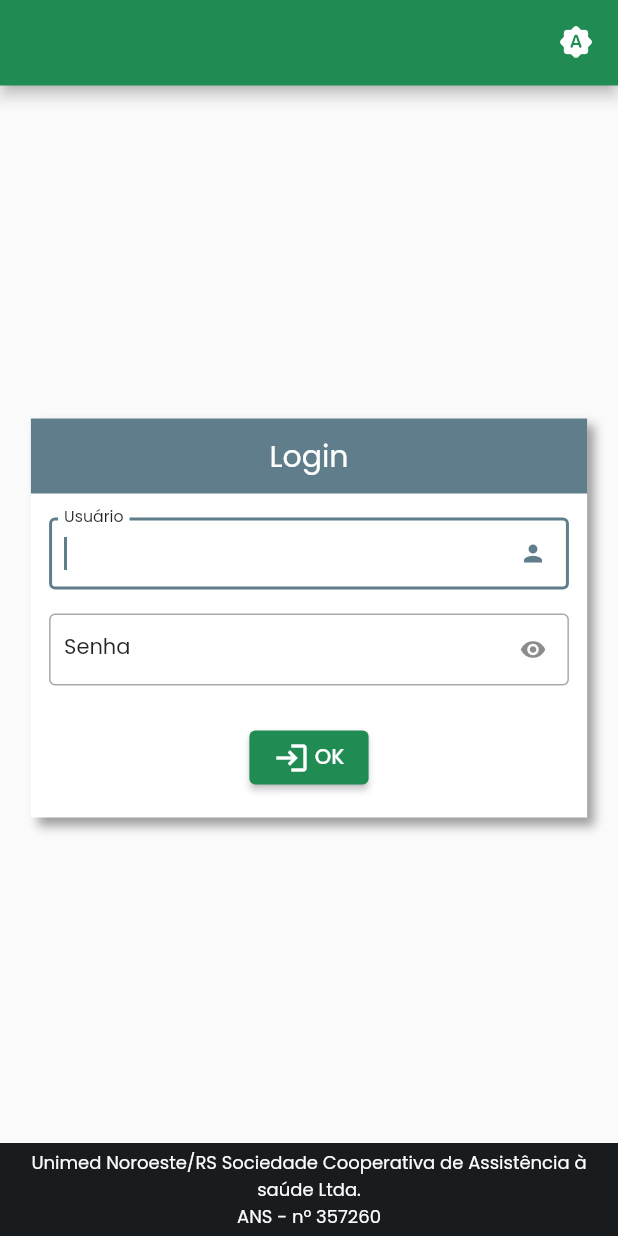
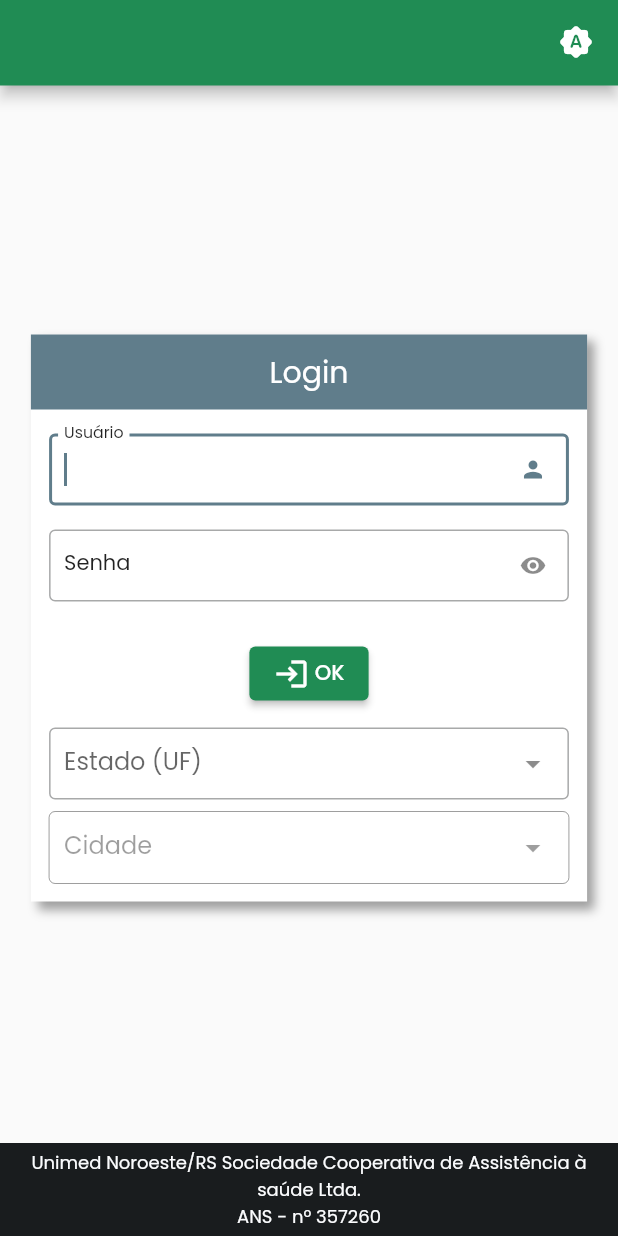
Before and after one commit to marlon-moraes/modulohu-web, a Flutter app: the screen it shows after launch, on a phone screen of 412 x 824 dp. Run offline on Flutter 3.47's test engine with Material 3 defaults, Android fonts, the light colour scheme and no system bars; drawn by our look-alikes of dropdown_search; our stand-ins replace brasil_fields, device_info_plus, easy_dynamic_theme, file_picker, flutter_dotenv, flutter_html and 7 more; missing offline and left inert: bcrypt, dart:js_interop, http_interceptor.

Commit message:
100% atualizado

```diff
--- /dev/null
+++ b/lib/src/components/seletor_cidade_por_estado.dart
@@ -0,0 +1,129 @@
+import 'package:dropdown_search/dropdown_search.dart';
+import 'package:flutter/material.dart';
+import 'package:modulohu_web/src/models/cidade.dart';
+import 'package:modulohu_web/src/models/estado.dart';
+import 'package:modulohu_web/src/services/api/ibge_serv.dart';
+
+class SeletorCidadePorEstado extends StatefulWidget {
+  const SeletorCidadePorEstado({super.key});
+
+  @override
+  State<SeletorCidadePorEstado> createState() => _SeletorCidadePorEstadoState();
+}
+
+class _SeletorCidadePorEstadoState extends State<SeletorCidadePorEstado> {
+  final IbgeService _ibgeService = IbgeService();
+
+  // Variáveis para armazenar os itens selecionados
+  Estado? _estadoSelecionado;
+  Cidade? _cidadeSelecionada;
+
+  // Chave para resetar o seletor de cidade quando o estado muda
+  final GlobalKey<DropdownSearchState<Cidade>> _cidadeDropdownKey = GlobalKey<DropdownSearchState<Cidade>>();
+
+  @override
+  Widget build(BuildContext context) {
+    return Column(
+      children: [
+        // Dropdown com busca para Estados (UF)
+        Container(
+          margin: EdgeInsetsDirectional.symmetric(horizontal: 8, vertical: 4),
+          child: DropdownSearch<Estado>(
+            // Configurações do Popup
+            popupProps: PopupProps.menu(
+              searchFieldProps: TextFieldProps(
+                decoration: InputDecoration(
+                  contentPadding: EdgeInsets.all(10),
+                  labelText: 'Pesquisar Estado',
+                  border: OutlineInputBorder(),
+                  isDense: true,
+                ),
+                autofocus: true,
+              ),
+              itemBuilder: (context, estado, isSelected) => ListTile(title: Text(estado.nome), subtitle: Text(estado.sigla)),
+              showSearchBox: true,
+            ),
+            // Filtro personalizado para buscar por nome ou sigla em lowercase
+            filterFn: (item, filter) {
+              final nomeNormalizado = item.nome.toLowerCase();
+              final siglaNormalizada = item.sigla.toLowerCase();
+              final filtroNormalizado = filter.toLowerCase();
+              return nomeNormalizado.contains(filtroNormalizado) || siglaNormalizada.contains(filtroNormalizado);
+            },
+            // Busca os itens de forma assíncrona direto da API
+            asyncItems: (String filter) => _ibgeService.fetchEstados(),
+            // Define como o nome do item será exibido no campo
+            itemAsString: (Estado estado) => estado.nome,
+            // Define como comparar os itens para encontrar o selecionado
+            compareFn: (a, b) => a.id == b.id,
+            // Decoração do campo
+            dropdownDecoratorProps: const DropDownDecoratorProps(
+              dropdownSearchDecoration: InputDecoration(
+                contentPadding: EdgeInsets.all(10),
+                hintText: 'Selecione um estado',
+                border: OutlineInputBorder(),
+                labelText: 'Estado (UF)',
+                isDense: true,
+              ),
+            ),
+            // Item selecionado atualmente
+            selectedItem: _estadoSelecionado,
+            // Ação ao mudar a seleção
+            onChanged: (Estado? novoEstado) {
+              if (novoEstado != null) {
+                setState(() {
+                  _estadoSelecionado = novoEstado;
+                  // Limpa a seleção de cidade quando o estado muda
+                  _cidadeSelecionada = null;
+                  // Usa a chave para limpar a seleção visual no dropdown de cidade
+                  _cidadeDropdownKey.currentState?.clear();
+                });
+              }
+            },
+          ),
+        ),
+        // Dropdown com busca para Cidades
+        Container(
+          margin: EdgeInsetsDirectional.symmetric(horizontal: 8, vertical: 4),
+          child: DropdownSearch<Cidade>(
+            // Associa a chave global
+            key: _cidadeDropdownKey,
+            // Habilita/desabilita o campo
+            enabled: _estadoSelecionado != null,
+            // Configurações do Popup com busca
+            popupProps: const PopupProps.menu(
+              searchFieldProps: TextFieldProps(
+                decoration: InputDecoration(
+                  contentPadding: EdgeInsets.all(10),
+                  labelText: 'Pesquisar Cidade',
+                  border: OutlineInputBorder(),
+                  isDense: true,
+                ),
+                autofocus: true,
+              ),
+              showSearchBox: true,
+            ),
+            // Busca as cidades de forma assíncrona, dependendo do estado selecionado
+            asyncItems: (String filter) {
+              if (_estadoSelecionado == null) return Future.value([]); // Retorna lista vazia se nenhum estado foi selecionado
+              return _ibgeService.fetchCidadesPorEstado(_estadoSelecionado!.id);
+            },
+            itemAsString: (Cidade cidade) => cidade.nome,
+            compareFn: (a, b) => a.id == b.id,
+            dropdownDecoratorProps: const DropDownDecoratorProps(
+              dropdownSearchDecoration: InputDecoration(
+                contentPadding: EdgeInsets.all(10),
+                hintText: 'Selecione uma cidade',
+                border: OutlineInputBorder(),
+                labelText: 'Cidade',
+                isDense: true,
+              ),
+            ),
+            selectedItem: _cidadeSelecionada,
+            onChanged: (Cidade? novaCidade) => setState(() => _cidadeSelecionada = novaCidade),
+          ),
+        ),
+      ],
+    );
+  }
+}
--- /dev/null
+++ b/lib/src/models/cidade.dart
@@ -0,0 +1,10 @@
+class Cidade {
+  final int id;
+  final String nome;
+
+  Cidade({required this.id, required this.nome});
+
+  factory Cidade.fromJson(Map<String, dynamic> json) {
+    return Cidade(id: json['id'], nome: json['nome']);
+  }
+}
--- /dev/null
+++ b/lib/src/models/estado.dart
@@ -0,0 +1,11 @@
+class Estado {
+  final int id;
+  final String sigla;
+  final String nome;
+
+  Estado({required this.id, required this.sigla, required this.nome});
+
+  factory Estado.fromJson(Map<String, dynamic> json) {
+    return Estado(id: json['id'], sigla: json['sigla'], nome: json['nome']);
+  }
+}
--- a/lib/src/models/transferencia.dart
+++ b/lib/src/models/transferencia.dart
@@ -1,6 +1,5 @@
 // 🌎 Project imports:
 import 'package:modulohu_web/src/models/cadastros_transferencia_res.dart';
-import 'package:modulohu_web/src/models/responsavel.dart';
 import 'package:modulohu_web/src/models/responsavel_transferencia.dart';
 
 class Transferencia {
--- a/lib/src/screens/auth/login_widget.dart
+++ b/lib/src/screens/auth/login_widget.dart
@@ -4,6 +4,7 @@ import 'package:flutter/services.dart';
 
 // 🌎 Project imports:
 import 'package:modulohu_web/src/components/components.dart';
+import 'package:modulohu_web/src/components/seletor_cidade_por_estado.dart';
 import 'package:modulohu_web/src/services/api/req/auth_req.dart';
 
 class LoginWidget extends StatefulWidget {
@@ -109,6 +110,7 @@ class _LoginWidgetState extends State<LoginWidget> {
                       ),
                     ],
                   ),
+                  SeletorCidadePorEstado(),
                 ],
               ),
             ),
--- /dev/null
+++ b/lib/src/services/api/ibge_serv.dart
@@ -0,0 +1,31 @@
+import 'dart:convert';
+
+import 'package:http/http.dart' as http;
+import 'package:modulohu_web/src/models/cidade.dart';
+import 'package:modulohu_web/src/models/estado.dart';
+
+class IbgeService {
+  final String _baseUrl = "https://servicodados.ibge.gov.br/api/v1/localidades";
+
+  // Busca todos os estados (UFs)
+  Future<List<Estado>> fetchEstados() async {
+    final response = await http.get(Uri.parse('$_baseUrl/estados?orderBy=nome'));
+    if (response.statusCode == 200) {
+      final List<dynamic> data = json.decode(response.body);
+      return data.map((json) => Estado.fromJson(json)).toList();
+    } else {
+      throw Exception('Falha ao carregar os estados');
+    }
+  }
+
+  // Busca os municípios de um determinado estado (UF)
+  Future<List<Cidade>> fetchCidadesPorEstado(int estadoId) async {
+    final response = await http.get(Uri.parse('$_baseUrl/estados/$estadoId/municipios'));
+    if (response.statusCode == 200) {
+      final List<dynamic> data = json.decode(response.body);
+      return data.map((json) => Cidade.fromJson(json)).toList();
+    } else {
+      throw Exception('Falha ao carregar as cidades');
+    }
+  }
+}
--- a/pubspec.yaml
+++ b/pubspec.yaml
@@ -9,6 +9,7 @@ dependencies:
   brasil_fields: ^1.15.0
   cupertino_icons: ^1.0.8
   device_info_plus: ^12.1.0
+  dropdown_search: ^5.0.6
   easy_dynamic_theme: ^2.3.1
   file_picker: ^10.0.0
   flutter:
```
Also changed, not shown: pubspec.lock.
